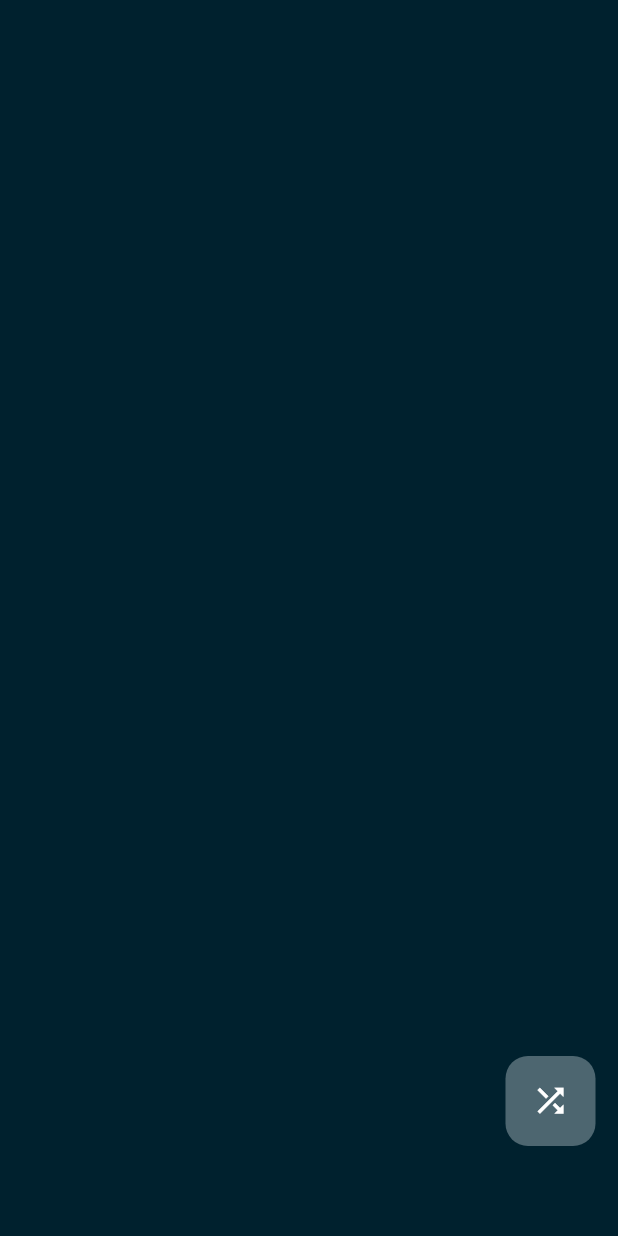
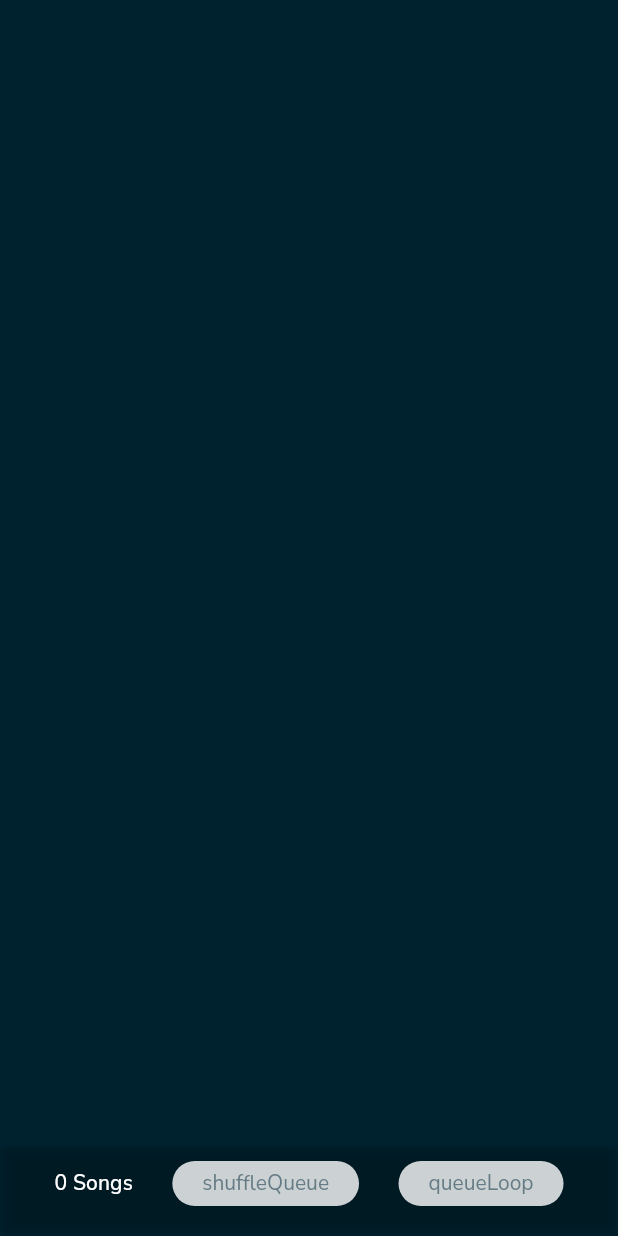
Before and after one commit to anandnet/Harmony-Music, a Flutter app: the Player screen opened directly, after a tap on the "keyboard arrow up" icon, on a phone screen of 412 x 824 dp. Run offline on Flutter 3.47's test engine with Material 3 defaults, Android fonts, the phone set to English and light mode, and no system bars; drawn by our look-alikes of audio_video_progress_bar; our stand-ins replace app_links, audio_service, buttons_tabbar, cached_network_image, dio, file_picker and 14 more; missing offline and left inert: audiotags, device_equalizer, flutter_lyric, just_audio_media_kit, media_kit, player_response and 7 more; accounts and stored records are empty; network calls fail.

Commit message:
Feature: Queue loop #234

```diff
--- a/lib/ui/player/components/player_control.dart
+++ b/lib/ui/player/components/player_control.dart
@@ -177,7 +177,8 @@ class PlayerControlWidget extends StatelessWidget {
 Widget _nextButton(PlayerController playerController, BuildContext context) {
   return Obx(() {
     final isLastSong = playerController.currentQueue.isEmpty ||
-        (playerController.isShuffleModeEnabled.isFalse &&
+        (!(playerController.isShuffleModeEnabled.isTrue ||
+                playerController.isQueueLoopModeEnabled.isTrue) &&
             (playerController.currentQueue.last.id ==
                 playerController.currentSong.value?.id));
     return IconButton(
--- a/lib/ui/player/player.dart
+++ b/lib/ui/player/player.dart
@@ -1,9 +1,11 @@
+import 'dart:ui';
+
 import 'package:get/get.dart';
 import 'package:flutter/material.dart';
-import 'package:harmonymusic/ui/player/components/gesture_player.dart';
-import 'package:harmonymusic/ui/player/components/standard_player.dart';
-import 'package:harmonymusic/ui/screens/Settings/settings_screen_controller.dart';
 
+import '/ui/player/components/gesture_player.dart';
+import '/ui/player/components/standard_player.dart';
+import '/ui/screens/Settings/settings_screen_controller.dart';
 import '../../utils/helper.dart';
 import '../widgets/snackbar.dart';
 import '../widgets/up_next_queue.dart';
@@ -65,20 +67,42 @@ class Player extends StatelessWidget {
                       onReorderEnd: onReorderEnd,
                       onReorderStart: onReorderStart,
                     ),
-                    Positioned(
-                        bottom: 60,
-                        right: 15,
-                        child: SizedBox(
-                            height: 60,
-                            width: 60,
-                            child: FittedBox(
-                                child: FloatingActionButton(
-                                    focusElevation: 0,
-                                    shape: const RoundedRectangleBorder(
-                                        borderRadius: BorderRadius.all(
-                                            Radius.circular(14))),
-                                    elevation: 0,
-                                    onPressed: () {
+                    Align(
+                      alignment: Alignment.bottomCenter,
+                      child: ClipRRect(
+                        child: BackdropFilter(
+                          filter: ImageFilter.blur(sigmaX: 10, sigmaY: 10),
+                          child: Container(
+                            padding: const EdgeInsets.only(
+                                bottom: 10, left: 10, right: 10),
+                            decoration: BoxDecoration(
+                                boxShadow: const [
+                                  BoxShadow(
+                                      blurRadius: 5, color: Colors.black54)
+                                ],
+                                color: Theme.of(context)
+                                    .primaryColor
+                                    .withOpacity(0.5)),
+                            height: 60 + Get.mediaQuery.padding.bottom,
+                            child: Row(
+                              mainAxisAlignment: MainAxisAlignment.spaceEvenly,
+                              children: [
+                                //queue loop button and queue shuffle button
+                                Obx(
+                                  () => Text(
+                                    "${playerController.currentQueue.length} ${"songs".tr}",
+                                    style: Theme.of(context)
+                                        .textTheme
+                                        .titleSmall!
+                                        .copyWith(
+                                            color: Theme.of(context)
+                                                .textTheme
+                                                .titleMedium!
+                                                .color),
+                                  ),
+                                ),
+                                InkWell(
+                                  onTap: () {
                                     if (playerController
                                         .isShuffleModeEnabled.isTrue) {
                                       ScaffoldMessenger.of(context)
@@ -89,7 +113,45 @@ class Player extends StatelessWidget {
                                     }
                                     playerController.shuffleQueue();
                                   },
-                                    child: const Icon(Icons.shuffle))))),
+                                  child: Container(
+                                    height: 30,
+                                    padding: const EdgeInsets.symmetric(
+                                        horizontal: 20),
+                                    decoration: BoxDecoration(
+                                      color: Colors.white.withOpacity(0.8),
+                                      borderRadius: BorderRadius.circular(20),
+                                    ),
+                                    child:
+                                        Center(child: Text("shuffleQueue".tr)),
+                                  ),
+                                ),
+                                InkWell(
+                                  onTap: () {
+                                    playerController.toggleQueueLoopMode();
+                                  },
+                                  child: Obx(
+                                    () => Container(
+                                      height: 30,
+                                      padding: const EdgeInsets.symmetric(
+                                          horizontal: 20),
+                                      decoration: BoxDecoration(
+                                        color: playerController
+                                                .isQueueLoopModeEnabled.isFalse
+                                            ? Colors.white24
+                                            : Colors.white.withOpacity(0.8),
+                                        borderRadius: BorderRadius.circular(20),
+                                      ),
+                                      child:
+                                          Center(child: Text("queueLoop".tr)),
+                                    ),
+                                  ),
+                                ),
+                              ],
+                            ),
+                          ),
+                        ),
+                      ),
+                    ),
                   ],
                 );
               },
--- a/lib/ui/widgets/up_next_queue.dart
+++ b/lib/ui/widgets/up_next_queue.dart
@@ -40,7 +40,8 @@ class UpNextQueue extends StatelessWidget {
           itemCount: playerController.currentQueue.length,
           padding: EdgeInsets.only(
               top: isQueueInSlidePanel ? 55 : 0,
-              bottom: Get.mediaQuery.padding.bottom),
+              bottom:
+                  isQueueInSlidePanel ? 80 : 0 + Get.mediaQuery.padding.bottom),
           physics: const AlwaysScrollableScrollPhysics(),
           itemBuilder: (context, index) {
             final homeScaffoldContext =
--- a/localization/en.json
+++ b/localization/en.json
@@ -49,6 +49,10 @@
     "queuerearrangingDeniedMsg": "Queue can't be rearranged when shuffle mode is enabled",
     "songNotPlayable": "Song is not playable due to server restriction!",
     "upNext": "Up Next",
+    "shuffleQueue": "Shuffle Queue",
+    "queueLoop": "Queue loop",
+    "queueLoopNotDisMsg1": "Queue loop mode cannot be disabled when shuffle mode is enabled.",
+    "queueLoopNotDisMsg2": "Queue loop mode cannot be enabled in radio mode.",
     "removeFromLib": "Remove from Library Songs",
     "sleepTimer": "Sleep Timer",
     "add5Minutes": "Add 5 minutes",
```
Also changed, not shown: lib/services/audio_handler.dart (+7 -1 lines), lib/ui/home.dart (+36 -3 lines), lib/ui/player/components/mini_player.dart (+7 -3 lines), lib/ui/player/player_controller.dart (+43 -1 lines). Lines whose indentation alone changed are shown as unchanged.
